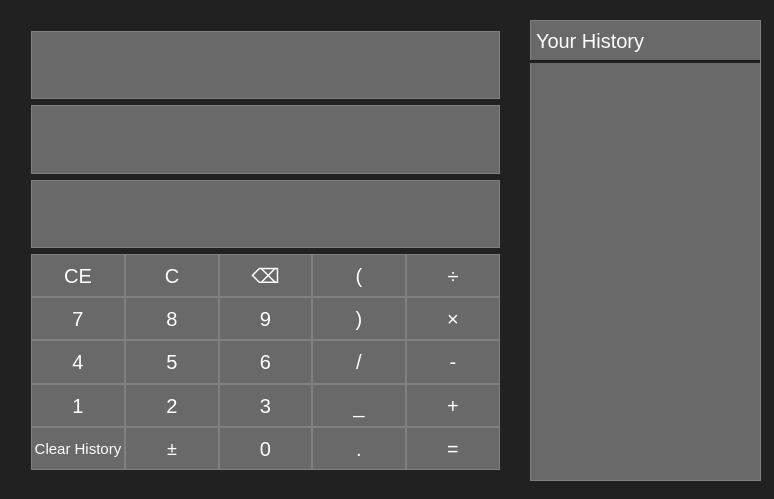
Before: the Qt Designer form mainwindow.ui in Meestermoo2/MixedNumberCalculator, drawn with Qt 5.
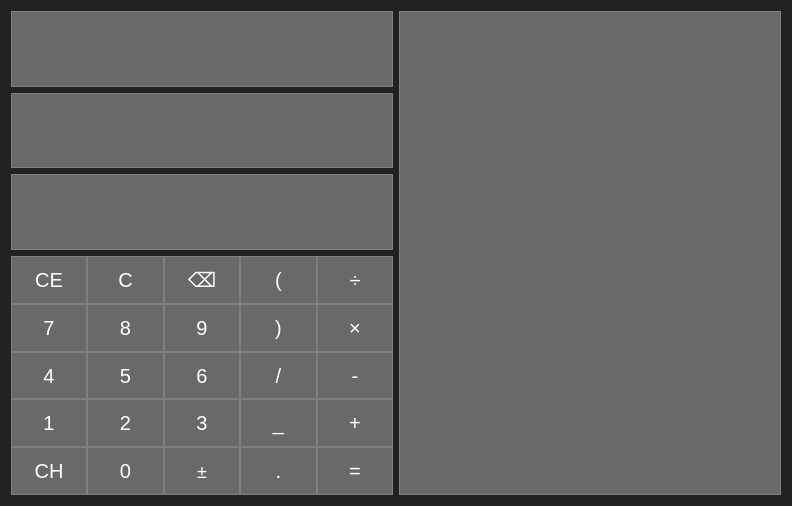
After: the same form once the commit is applied.

Patch:
```diff
--- a/mainwindow.ui
+++ b/mainwindow.ui
@@ -6,8 +6,8 @@
    <rect>
     <x>0</x>
     <y>0</y>
-    <width>774</width>
-    <height>499</height>
+    <width>792</width>
+    <height>506</height>
    </rect>
   </property>
   <property name="windowTitle">
@@ -17,117 +17,8 @@
    <string notr="true">background-color: #212121 ;</string>
   </property>
   <widget class="QWidget" name="centralWidget">
-   <widget class="QLabel" name="History">
-    <property name="geometry">
-     <rect>
-      <x>530</x>
-      <y>20</y>
-      <width>231</width>
-      <height>461</height>
-     </rect>
-    </property>
-    <property name="minimumSize">
-     <size>
-      <width>231</width>
-      <height>461</height>
-     </size>
-    </property>
-    <property name="font">
-     <font>
-      <pointsize>-1</pointsize>
-     </font>
-    </property>
-    <property name="styleSheet">
-     <string notr="true">QLabel 
-{
-	font-size: 20px;
-	border-style: inset;
-  	qproperty-alignment: ' AlignRight';
-  	border: 1px solid grey;
-  	border-color: ;
-	background-color: dimgrey;
-	color: white;
-	padding-top: 40 px;
-	line-height: 0.8;
-}</string>
-    </property>
-    <property name="text">
-     <string/>
-    </property>
-    <property name="alignment">
-     <set>Qt::AlignRight</set>
-    </property>
-   </widget>
-   <widget class="QLabel" name="label">
-    <property name="geometry">
-     <rect>
-      <x>530</x>
-      <y>20</y>
-      <width>231</width>
-      <height>41</height>
-     </rect>
-    </property>
-    <property name="styleSheet">
-     <string notr="true">QLabel 
-{
-	font-size: 20px;
-	border-style: inset;
-  	qproperty-alignment: 'AlignVCenter | AlignLeft';
-  	border: 1px solid grey;
-  	border-color: ;
-	background-color: dimgrey;
-	color: white;
-}</string>
-    </property>
-    <property name="text">
-     <string>Your History</string>
-    </property>
-   </widget>
-   <widget class="Line" name="line">
-    <property name="geometry">
-     <rect>
-      <x>530</x>
-      <y>60</y>
-      <width>230</width>
-      <height>3</height>
-     </rect>
-    </property>
-    <property name="orientation">
-     <enum>Qt::Horizontal</enum>
-    </property>
-   </widget>
-   <widget class="QWidget" name="">
-    <property name="geometry">
-     <rect>
-      <x>20</x>
-      <y>20</y>
-      <width>491</width>
-      <height>461</height>
-     </rect>
-    </property>
-    <property name="styleSheet">
-     <string>QPushButton 
-{
-	background-color: dimgrey;
-	border: 1px solid gray;
-	border-color: ;
-	color: white;
-}
-QPushButton:pressed
-{
-	background-color:qlineargradient(x1: 0, y1: 0, x2: 0, y2: 1,
-                                      stop: 0 #FF7832, stop: 1 #a39a9a)
-}
-QPushButton {
-  -webkit-transition-duration: 0.4s; 
-  transition-duration: 0.4s;
-}
-QPushButton:hover
-{
-	background-color:#e0e0e0 ;
-	color: white;
-}</string>
-    </property>
+   <layout class="QGridLayout" name="gridLayout">
+    <item row="0" column="0">
     <layout class="QVBoxLayout" name="verticalLayout_2">
      <item>
       <layout class="QVBoxLayout" name="verticalLayout">
@@ -1133,13 +1024,12 @@
            </property>
            <property name="font">
             <font>
-             <pointsize>-1</pointsize>
+              <pointsize>15</pointsize>
             </font>
            </property>
            <property name="styleSheet">
             <string notr="true">QPushButton 
 {
-	font-size: 15px;
 	background-color: dimgrey;
 	border: 1px solid gray;
 	border-color: ;
@@ -1161,10 +1051,54 @@
 }</string>
            </property>
            <property name="text">
-            <string>Clear History</string>
+             <string>CH</string>
            </property>
           </widget>
          </item>
+          <item>
+           <widget class="QPushButton" name="pushButton_0">
+            <property name="sizePolicy">
+             <sizepolicy hsizetype="Minimum" vsizetype="Preferred">
+              <horstretch>0</horstretch>
+              <verstretch>0</verstretch>
+             </sizepolicy>
+            </property>
+            <property name="font">
+             <font>
+              <pointsize>15</pointsize>
+             </font>
+            </property>
+            <property name="styleSheet">
+             <string notr="true">QPushButton 
+{
+	background-color: dimgrey;
+	border: 1px solid gray;
+	border-color: ;
+	color: white;
+}
+QPushButton:pressed
+{
+	background-color:qlineargradient(x1: 0, y1: 0, x2: 0, y2: 1,
+                                      stop: 0 #FF7832, stop: 1 #a39a9a)
+}
+QPushButton {
+  -webkit-transition-duration: 0.4s; 
+  transition-duration: 0.4s;
+}
+QPushButton:hover
+{
+	background-color:#e0e0e0 ;
+	color: white;
+}</string>
+            </property>
+            <property name="text">
+             <string>0</string>
+            </property>
+            <attribute name="buttonGroup">
+             <string notr="true">buttonGroup</string>
+            </attribute>
+           </widget>
+          </item>
          <item>
           <widget class="QPushButton" name="pushButton_Negate">
            <property name="sizePolicy">
@@ -1207,50 +1141,6 @@
            </property>
           </widget>
          </item>
-         <item>
-          <widget class="QPushButton" name="pushButton_0">
-           <property name="sizePolicy">
-            <sizepolicy hsizetype="Minimum" vsizetype="Preferred">
-             <horstretch>0</horstretch>
-             <verstretch>0</verstretch>
-            </sizepolicy>
-           </property>
-           <property name="font">
-            <font>
-             <pointsize>15</pointsize>
-            </font>
-           </property>
-           <property name="styleSheet">
-            <string notr="true">QPushButton 
-{
-	background-color: dimgrey;
-	border: 1px solid gray;
-	border-color: ;
-	color: white;
-}
-QPushButton:pressed
-{
-	background-color:qlineargradient(x1: 0, y1: 0, x2: 0, y2: 1,
-                                      stop: 0 #FF7832, stop: 1 #a39a9a)
-}
-QPushButton {
-  -webkit-transition-duration: 0.4s; 
-  transition-duration: 0.4s;
-}
-QPushButton:hover
-{
-	background-color:#e0e0e0 ;
-	color: white;
-}</string>
-           </property>
-           <property name="text">
-            <string>0</string>
-           </property>
-           <attribute name="buttonGroup">
-            <string notr="true">buttonGroup</string>
-           </attribute>
-          </widget>
-         </item>
          <item>
           <widget class="QPushButton" name="pushButton_Decimal">
            <property name="sizePolicy">
@@ -1344,7 +1234,46 @@
       </layout>
      </item>
     </layout>
-   </widget>
+    </item>
+    <item row="0" column="1">
+     <layout class="QVBoxLayout" name="verticalLayout_3">
+      <item>
+       <widget class="QLabel" name="History">
+        <property name="minimumSize">
+         <size>
+          <width>231</width>
+          <height>461</height>
+         </size>
+        </property>
+        <property name="font">
+         <font>
+          <pointsize>-1</pointsize>
+         </font>
+        </property>
+        <property name="styleSheet">
+         <string notr="true">QLabel 
+{
+	font-size: 20px;
+	border-style: inset;
+  	qproperty-alignment: ' AlignRight';
+  	border: 1px solid grey;
+  	border-color: ;
+	background-color: dimgrey;
+	color: white;
+	line-height: 1.8;
+}</string>
+        </property>
+        <property name="text">
+         <string/>
+        </property>
+        <property name="alignment">
+         <set>Qt::AlignRight</set>
+        </property>
+       </widget>
+      </item>
+     </layout>
+    </item>
+   </layout>
   </widget>
  </widget>
  <layoutdefault spacing="6" margin="11"/>
```
Lines whose indentation alone changed are shown as unchanged.
